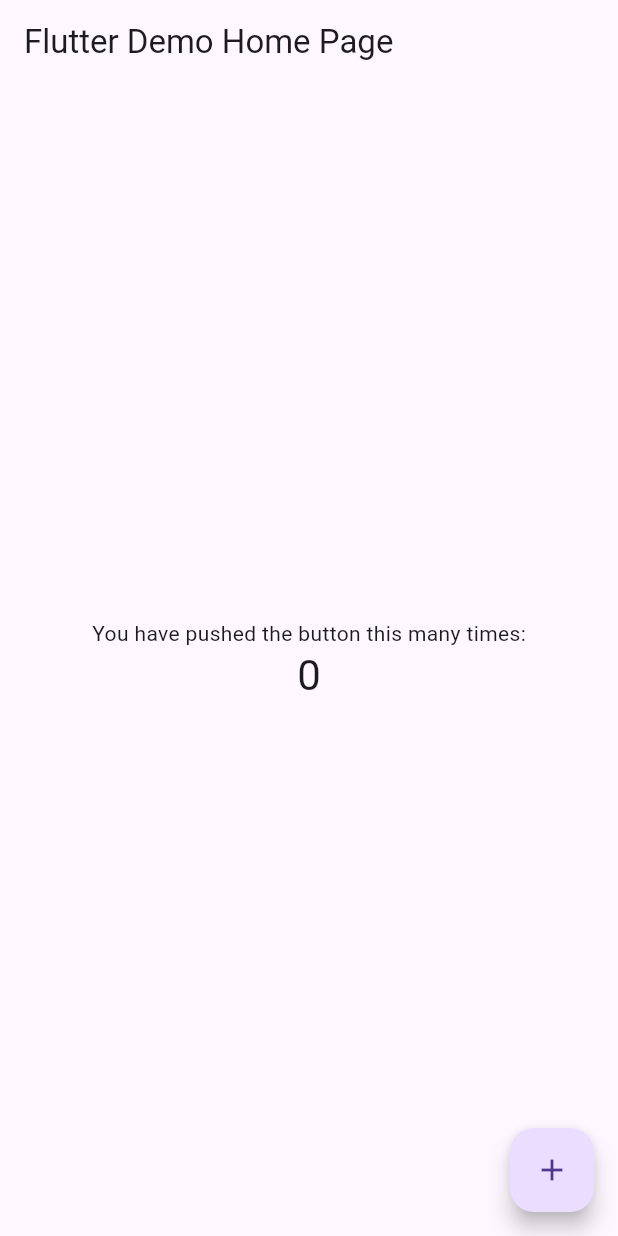
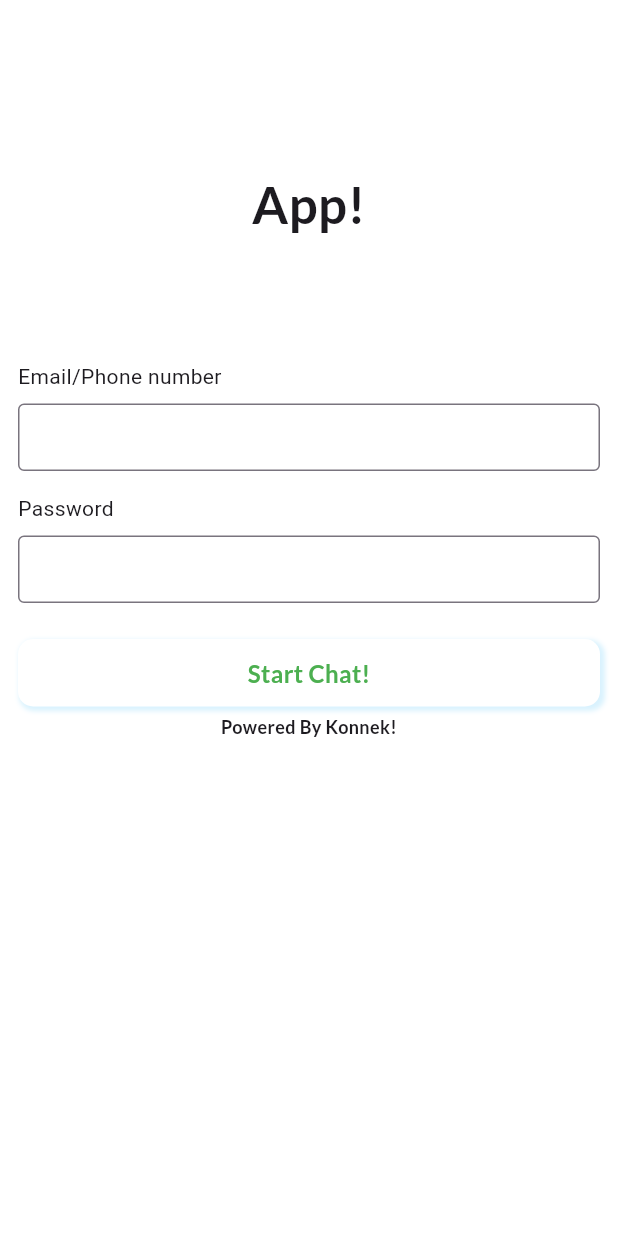
Before and after one commit to sprintasiatech/konnek_native_core, a Flutter app: the screen it shows after launch, on a phone screen of 412 x 824 dp. Run offline on Flutter 3.47's test engine with Material 3 defaults, Android fonts, the phone set to English and light mode, and no system bars; our stand-ins replace google_fonts.

Commit message:
update: simple implementation

```diff
--- /dev/null
+++ b/lib/app.dart
@@ -0,0 +1,20 @@
+import 'package:flutter/material.dart';
+import 'package:flutter_module1/screen/login_screen.dart';
+
+class MyApp extends StatelessWidget {
+  const MyApp({super.key});
+
+  @override
+  Widget build(BuildContext context) {
+    return MaterialApp(
+      title: 'Flutter Demo',
+      theme: ThemeData(
+        primarySwatch: Colors.blue,
+      ),
+      home: LoginScreen(),
+      // home: const MyHomePage(
+      //   title: 'Flutter Demo Home Page',
+      // ),
+    );
+  }
+}
--- a/lib/main.dart
+++ b/lib/main.dart
@@ -1,110 +1,4 @@
 import 'package:flutter/material.dart';
+import 'package:flutter_module1/app.dart';
 
 void main() => runApp(const MyApp());
-
-class MyApp extends StatelessWidget {
-  const MyApp({super.key});
-
-  // This widget is the root of your application.
-  @override
-  Widget build(BuildContext context) {
-    return MaterialApp(
-      title: 'Flutter Demo',
-      theme: ThemeData(
-        // This is the theme of your application.
-        //
-        // Try running your application with "flutter run". You'll see the
-        // application has a blue toolbar. Then, without quitting the app, try
-        // changing the primarySwatch below to Colors.green and then invoke
-        // "hot reload" (press "r" in the console where you ran "flutter run",
-        // or press Run > Flutter Hot Reload in a Flutter IDE). Notice that the
-        // counter didn't reset back to zero; the application is not restarted.
-        primarySwatch: Colors.blue,
-      ),
-      home: const MyHomePage(title: 'Flutter Demo Home Page'),
-    );
-  }
-}
-
-class MyHomePage extends StatefulWidget {
-  const MyHomePage({super.key, required this.title});
-
-  // This widget is the home page of your application. It is stateful, meaning
-  // that it has a State object (defined below) that contains fields that affect
-  // how it looks.
-
-  // This class is the configuration for the state. It holds the values (in this
-  // case the title) provided by the parent (in this case the App widget) and
-  // used by the build method of the State. Fields in a Widget subclass are
-  // always marked "final".
-
-  final String title;
-
-  @override
-  State<MyHomePage> createState() => _MyHomePageState();
-}
-
-class _MyHomePageState extends State<MyHomePage> {
-  int _counter = 0;
-
-  void _incrementCounter() {
-    setState(() {
-      // This call to setState tells the Flutter framework that something has
-      // changed in this State, which causes it to rerun the build method below
-      // so that the display can reflect the updated values. If we changed
-      // _counter without calling setState(), then the build method would not be
-      // called again, and so nothing would appear to happen.
-      _counter++;
-    });
-  }
-
-  @override
-  Widget build(BuildContext context) {
-    // This method is rerun every time setState is called, for instance as done
-    // by the _incrementCounter method above.
-    //
-    // The Flutter framework has been optimized to make rerunning build methods
-    // fast, so that you can just rebuild anything that needs updating rather
-    // than having to individually change instances of widgets.
-    return Scaffold(
-      appBar: AppBar(
-        // Here we take the value from the MyHomePage object that was created by
-        // the App.build method, and use it to set our appbar title.
-        title: Text(widget.title),
-      ),
-      body: Center(
-        // Center is a layout widget. It takes a single child and positions it
-        // in the middle of the parent.
-        child: Column(
-          // Column is also a layout widget. It takes a list of children and
-          // arranges them vertically. By default, it sizes itself to fit its
-          // children horizontally, and tries to be as tall as its parent.
-          //
-          // Invoke "debug painting" (press "p" in the console, choose the
-          // "Toggle Debug Paint" action from the Flutter Inspector in Android
-          // Studio, or the "Toggle Debug Paint" command in Visual Studio Code)
-          // to see the wireframe for each widget.
-          //
-          // Column has various properties to control how it sizes itself and
-          // how it positions its children. Here we use mainAxisAlignment to
-          // center the children vertically; the main axis here is the vertical
-          // axis because Columns are vertical (the cross axis would be
-          // horizontal).
-          mainAxisAlignment: MainAxisAlignment.center,
-          children: <Widget>[
-            const Text('You have pushed the button this many times:'),
-            Text(
-              '$_counter',
-              style: Theme.of(context).textTheme.headlineMedium,
-            ),
-          ],
-        ),
-      ),
-      floatingActionButton: FloatingActionButton(
-        onPressed: _incrementCounter,
-        tooltip: 'Increment',
-        child: const Icon(Icons.add),
-      ), // This trailing comma makes auto-formatting nicer for build methods.
-    );
-  }
-}
--- /dev/null
+++ b/lib/screen/login_screen.dart
@@ -0,0 +1,130 @@
+import 'package:flutter/material.dart';
+import 'package:flutter_module1/screen/chat_screen.dart';
+import 'package:google_fonts/google_fonts.dart';
+
+class LoginScreen extends StatefulWidget {
+  const LoginScreen({super.key});
+
+  @override
+  State<LoginScreen> createState() => _LoginScreenState();
+}
+
+class _LoginScreenState extends State<LoginScreen> {
+  @override
+  Widget build(BuildContext context) {
+    return GestureDetector(
+      onTap: () {
+        FocusManager.instance.primaryFocus?.unfocus();
+      },
+      child: Scaffold(
+        backgroundColor: Colors.white,
+        body: Container(
+          padding: EdgeInsets.all(12),
+          child: Column(
+            crossAxisAlignment: CrossAxisAlignment.start,
+            children: [
+              SizedBox(height: 100),
+              Center(
+                child: Text(
+                  "App!",
+                  textAlign: TextAlign.center,
+                  style: GoogleFonts.lato(
+                    fontSize: 34,
+                    fontWeight: FontWeight.w700,
+                  ),
+                ),
+              ),
+              SizedBox(height: 80),
+              Text("Email/Phone number"),
+              SizedBox(height: 8),
+              SizedBox(
+                height: 45,
+                child: TextField(
+                  decoration: InputDecoration(
+                    border: OutlineInputBorder(),
+                  ),
+                ),
+              ),
+              SizedBox(height: 15),
+              Text("Password"),
+              SizedBox(height: 8),
+              SizedBox(
+                height: 45,
+                child: TextField(
+                  decoration: InputDecoration(
+                    border: OutlineInputBorder(),
+                  ),
+                ),
+              ),
+              SizedBox(height: 24),
+              Center(
+                child: InkWell(
+                  child: Container(
+                    width: MediaQuery.of(context).size.width,
+                    height: 45,
+                    decoration: BoxDecoration(
+                      color: Colors.white,
+                      borderRadius: BorderRadius.circular(10),
+                      boxShadow: [
+                        BoxShadow(
+                          offset: Offset(2, 2),
+                          color: Colors.lightBlue.shade100.withOpacity(0.5),
+                          blurRadius: 2,
+                          spreadRadius: 1,
+                        ),
+                      ],
+                    ),
+                    child: Center(
+                      child: Text(
+                        "Start Chat!",
+                        style: GoogleFonts.lato(
+                          color: Colors.green,
+                          fontSize: 16,
+                          fontWeight: FontWeight.w700,
+                        ),
+                      ),
+                    ),
+                  ),
+                  onTap: () {
+                    Navigator.push(
+                      context,
+                      MaterialPageRoute(
+                        builder: (context) {
+                          return ChatScreen();
+                        },
+                      ),
+                    );
+                  },
+                ),
+                // child: ElevatedButton(
+                //   onPressed: () {
+                //     //
+                //   },
+                //   style: ElevatedButton.styleFrom(),
+                //   child: Text(
+                //     "Start Chat!",
+                //     style: GoogleFonts.lato(
+                //       fontSize: 16,
+                //       fontWeight: FontWeight.w700,
+                //     ),
+                //   ),
+                // ),
+              ),
+              SizedBox(height: 5),
+              Center(
+                child: Text(
+                  "Powered By Konnek!",
+                  textAlign: TextAlign.center,
+                  style: GoogleFonts.lato(
+                    fontSize: 12,
+                    fontWeight: FontWeight.w700,
+                  ),
+                ),
+              ),
+            ],
+          ),
+        ),
+      ),
+    );
+  }
+}
--- a/pubspec.yaml
+++ b/pubspec.yaml
@@ -18,7 +18,7 @@ description: "A new Flutter module project."
 version: 1.0.0+1
 
 environment:
-  sdk: ^3.7.2
+  sdk: ^3.6.0
 
 dependencies:
   flutter:
@@ -27,6 +27,7 @@ dependencies:
   # The following adds the Cupertino Icons font to your application.
   # Use with the CupertinoIcons class for iOS style icons.
   cupertino_icons: ^1.0.8
+  google_fonts: ^6.2.1
 
 dev_dependencies:
   flutter_test:
```
Also changed, not shown: lib/screen/chat_screen.dart (added, +180 -0 lines), lib/screen/home_screen.dart (added, +74 -0 lines), pubspec.lock, 1 other file.
